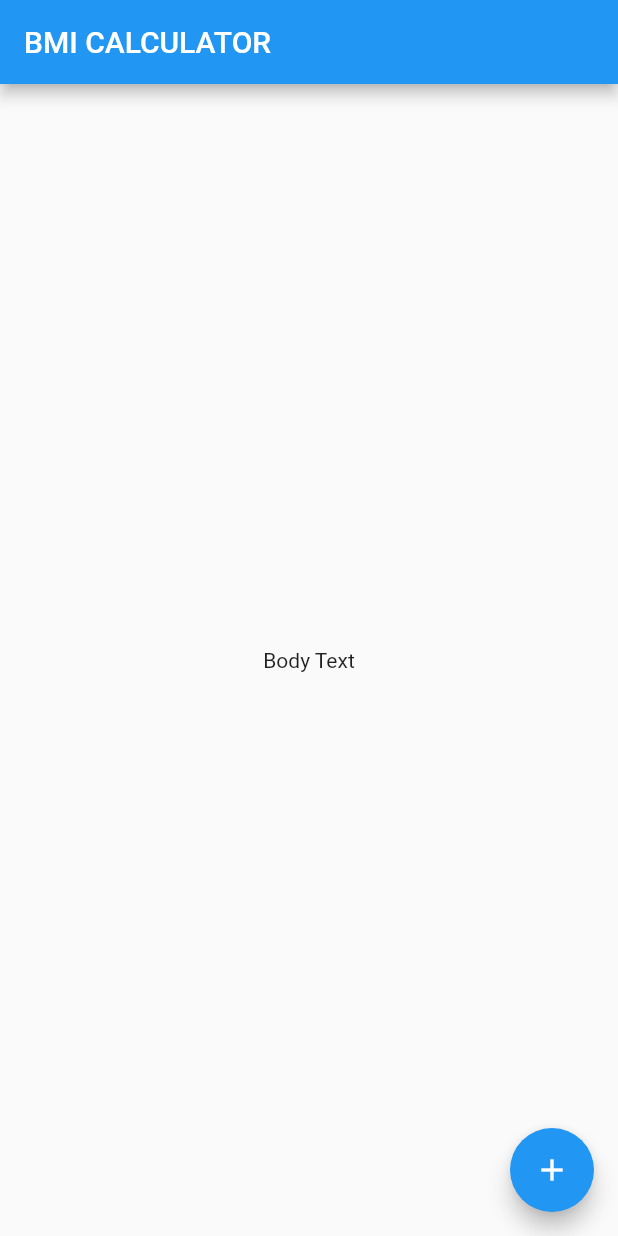
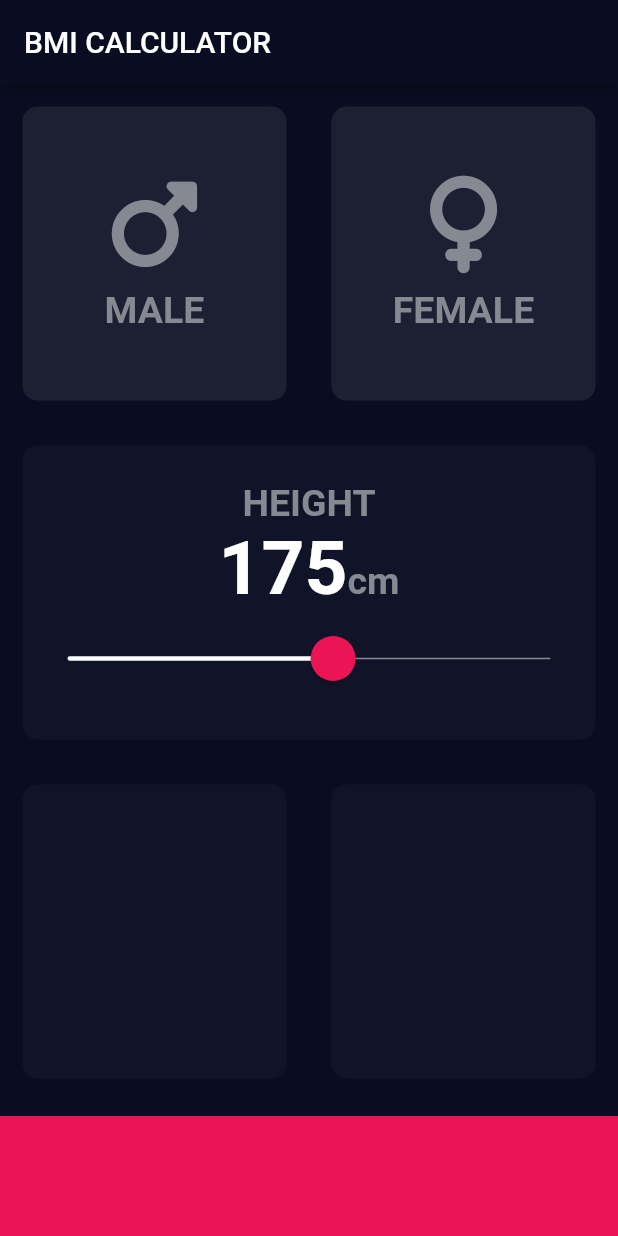
Before and after one commit to HeratUni-CS/bmi-calculator-AhmadErshad, a Flutter app: the screen it shows after launch, on a phone screen of 412 x 824 dp. Run offline on Flutter 3.47's test engine with Material 2 defaults, Android fonts, the phone set to English and light mode, and no system bars; our stand-ins replace font_awesome_flutter.

Commit message:
first commit

```diff
--- /dev/null
+++ b/lib/constants.dart
@@ -0,0 +1,18 @@
+import 'package:flutter/material.dart';
+
+const  kBottomContainerColor = Color(0xFFEB1555);
+const kActiveCardColor = Color(0xFF111428);
+const kInActiveCardColor = Color(0xFF1D1F33);
+
+
+const kNumberStyle = TextStyle(
+  fontSize: 50,
+  // color: Color(0xFFFFFFFF),
+  fontWeight: FontWeight.bold,
+);
+
+const kLabelStyle = TextStyle(
+    fontSize: 25,
+    color: Color(0xFF868892),
+    fontWeight: FontWeight.bold,
+);
--- /dev/null
+++ b/lib/icon_content.dart
@@ -0,0 +1,30 @@
+import 'package:flutter/material.dart';
+import 'constants.dart';
+
+class IconContent extends StatelessWidget {
+ final IconData iconData;
+ final String label;
+
+ IconContent({required this.iconData, required this.label});
+
+  @override
+  Widget build(BuildContext context) {
+    return Column(
+      mainAxisAlignment: MainAxisAlignment.center,
+      children: [
+        Icon(
+        iconData,
+        size: 65,
+        color: Color(0xFF868892),
+      ),
+      SizedBox(
+        height: 10,
+      ),
+      Text(
+        label,
+         style: kLabelStyle,
+      ),
+      ],
+    );
+  }
+}
--- /dev/null
+++ b/lib/input_page.dart
@@ -0,0 +1,126 @@
+// ignore_for_file: prefer_const_constructors_in_immutables
+
+import 'package:flutter/material.dart';
+import 'package:font_awesome_flutter/font_awesome_flutter.dart';
+import 'icon_content.dart';
+import 'reuseable_widget.dart';
+import 'constants.dart';
+
+
+  enum Gender{
+    male,
+    female
+  }
+
+class InputPage extends StatefulWidget {
+  const InputPage({super.key});
+
+  @override
+  State<InputPage> createState() => _InputPageState();
+}
+
+class _InputPageState extends State<InputPage> {
+
+    Gender? selectedGender;
+    int height = 175;
+
+  @override
+  Widget build(BuildContext context) {
+    return Scaffold(
+      appBar: AppBar(
+        title: const Text('BMI CALCULATOR'),
+      ),
+      body: Column(
+        children: [
+          Expanded(child: Row(
+            children: [
+              ReusableWidget(
+                onPressed: () {
+                  setState(() {
+                    selectedGender = Gender.male;
+                  });
+                },
+                color: (selectedGender == Gender.male) ? kActiveCardColor: kInActiveCardColor,
+                child: IconContent(iconData: FontAwesomeIcons.mars, label: 'MALE'),
+                ),
+              ReusableWidget(
+                onPressed: () {
+                  selectedGender = Gender.female;
+                },
+                color: (selectedGender == Gender.female) ? kActiveCardColor: kInActiveCardColor,
+                child: IconContent(
+                  iconData: FontAwesomeIcons.venus,
+                  label: 'FEMALE',),
+                ),
+            ],
+          ),
+          ),
+           ReusableWidget(
+            color: kActiveCardColor,
+            child: Column(
+              mainAxisAlignment: MainAxisAlignment.center,
+              children: [
+                const Text(
+                  'HEIGHT',
+                  style: kLabelStyle,
+                ),
+                Row(
+                  mainAxisAlignment: MainAxisAlignment.center,
+                  crossAxisAlignment: CrossAxisAlignment.baseline,
+                  textBaseline: TextBaseline.alphabetic,
+                  children: [
+                    Text(
+                      height.toString(),
+                      style: kNumberStyle,
+                      ),
+                    const Text(
+                      'cm'
+                      , style: kLabelStyle,
+                      ),
+                  ],
+                ),
+                SliderTheme(
+                  data: SliderThemeData(
+                    trackHeight: 1,
+                    thumbShape: RoundSliderThumbShape(enabledThumbRadius: 15),
+                    overlayShape: RoundSliderOverlayShape(overlayRadius: 30),
+                    activeTrackColor: Colors.white,
+                    inactiveTrackColor: Color(0xFF888993),
+                    thumbColor: Color(0xFFEB1555),
+                    overlayColor: Color(0x27EB1555),
+                  ),
+                  child: Slider(
+                    value: height.toDouble(),
+                    onChanged: (double value){
+                      setState(() {
+                        height = value.round();
+                      });
+                    },
+                    min: 120,
+                    max: 220,
+                  ),
+                ),
+              ],
+            ),
+            ),
+          Expanded(child: Row(
+            children: [
+              ReusableWidget(color: kActiveCardColor,
+              ),
+              ReusableWidget(color: kActiveCardColor),
+            ],
+          ),
+          ),
+          Container(
+            height: 80,
+            margin: const EdgeInsets.only(top: 10),
+            color: kBottomContainerColor,
+          ),
+        ],
+        ),
+    );
+  }
+}
+
+
+// ignore: must_be_immutable
--- a/lib/main.dart
+++ b/lib/main.dart
@@ -1,35 +1,21 @@
 import 'package:flutter/material.dart';
+import 'input_page.dart';
 
-void main() => runApp(BMICalculator());
+void main() => runApp(const BMICalculator());
 
 class BMICalculator extends StatelessWidget {
+  const BMICalculator({super.key});
+
   @override
   Widget build(BuildContext context) {
     return MaterialApp(
-      home: InputPage(),
+      theme: ThemeData.dark().copyWith(
+        // use for HEXA color 0xFF and then HEXA code
+        appBarTheme: const AppBarTheme(backgroundColor: Color(0xFF0A0D22)),
+        scaffoldBackgroundColor: const Color(0xFF0A0D22),
+        // textTheme: const TextTheme(bodyMedium: TextStyle(color: Colors.black))
+      ),
+      home: const InputPage(),
     );
   }
 }
-
-class InputPage extends StatefulWidget {
-  @override
-  State<InputPage> createState() => _InputPageState();
-}
-
-class _InputPageState extends State<InputPage> {
-  @override
-  Widget build(BuildContext context) {
-    return Scaffold(
-      appBar: AppBar(
-        title: Text('BMI CALCULATOR'),
-      ),
-      body: Center(
-        child: Text('Body Text'),
-      ),
-      floatingActionButton: FloatingActionButton(
-        onPressed: () {},
-        child: Icon(Icons.add),
-      ),
-    );
-  }
-}
--- /dev/null
+++ b/lib/para.txt
@@ -0,0 +1,14 @@
+Color maleCardColor = inActiveCardColor;
+  Color femaleCardColor = inActiveCardColor;
+
+  void genderSelected(Gender selectedGender) {
+    setState(() {
+      if(selectedGender == Gender.male) {
+        maleCardColor = activeCardColor;
+        femaleCardColor = inActiveCardColor;
+      }else {
+        femaleCardColor = activeCardColor;
+        maleCardColor = inActiveCardColor;
+      }
+    });
+  }
--- /dev/null
+++ b/lib/reuseable_widget.dart
@@ -0,0 +1,30 @@
+import 'package:flutter/material.dart';
+
+class ReusableWidget extends StatelessWidget {
+  // ignore: use_key_in_widget_constructors
+  ReusableWidget({required this.color, this.child, this.onPressed});
+  // late Color color;
+  final Color color;
+  // can be empty by adding ? at the end of var name
+  final Widget? child;
+  final void Function()? onPressed;
+  // final VoidCallback? onPressed;
+
+  @override
+  Widget build(BuildContext context) {
+    return Expanded(
+      child: InkWell(
+        onTap: onPressed,
+        child: Container(
+          width: double.infinity,
+          margin: const EdgeInsets.all(15),
+          decoration: BoxDecoration(
+          borderRadius: BorderRadius.circular(10),
+          color: color,
+        ),
+        child: child,
+          ),
+      ),
+    );
+  }
+}
--- a/pubspec.yaml
+++ b/pubspec.yaml
@@ -36,6 +36,7 @@ dependencies:
   # The following adds the Cupertino Icons font to your application.
   # Use with the CupertinoIcons class for iOS style icons.
   cupertino_icons: ^1.0.2
+  font_awesome_flutter: ^10.4.0
 
 dev_dependencies:
   flutter_test:
```
Also changed, not shown: pubspec.lock.
